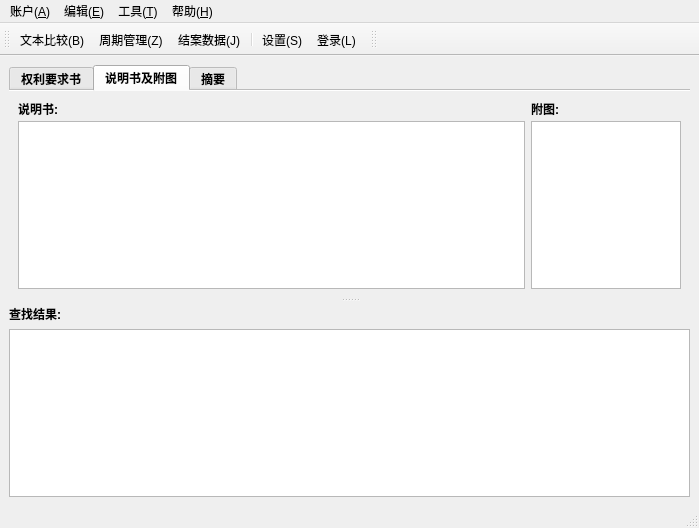
Qt form src/helper/UI/mainWindow.ui (chenyulue/helper) before a commit.
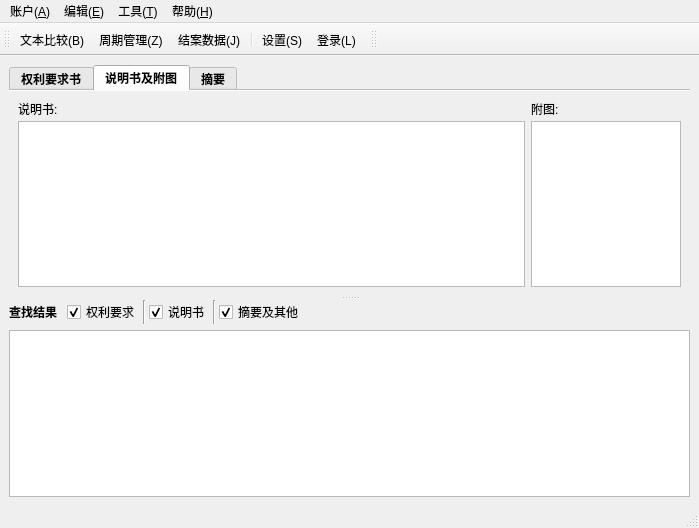
The same form after that commit. The open tabs and pages were chosen to show the change. Icons and pictures are not drawn.

```diff
--- a/src/helper/UI/mainWindow.ui
+++ b/src/helper/UI/mainWindow.ui
@@ -18,11 +18,20 @@
     <normaloff>:/icons/app_blue.ico</normaloff>:/icons/app_blue.ico</iconset>
   </property>
   <widget class="QWidget" name="centralwidget">
-   <layout class="QHBoxLayout" name="horizontalLayout_4">
+   <property name="sizePolicy">
+    <sizepolicy hsizetype="Preferred" vsizetype="Preferred">
+     <horstretch>1</horstretch>
+     <verstretch>1</verstretch>
+    </sizepolicy>
+   </property>
+   <layout class="QHBoxLayout" name="horizontalLayout_6">
     <item>
      <widget class="QSplitter" name="splitter">
-      <property name="midLineWidth">
-       <number>0</number>
+      <property name="sizePolicy">
+       <sizepolicy hsizetype="Preferred" vsizetype="Expanding">
+        <horstretch>1</horstretch>
+        <verstretch>1</verstretch>
+       </sizepolicy>
       </property>
       <property name="orientation">
        <enum>Qt::Vertical</enum>
@@ -38,6 +47,12 @@
          <strikeout>false</strikeout>
         </font>
        </property>
+       <property name="styleSheet">
+        <string notr="true">QTextEdit {
+    font-size: 12px;
+    line-height: 1.5;
+}</string>
+       </property>
        <property name="currentIndex">
         <number>0</number>
        </property>
@@ -94,6 +109,19 @@
                <height>16777215</height>
               </size>
              </property>
+             <property name="font">
+              <font>
+               <pointsize>10</pointsize>
+               <weight>50</weight>
+               <bold>false</bold>
+               <strikeout>false</strikeout>
+              </font>
+             </property>
+             <property name="styleSheet">
+              <string notr="true">QTextEdit {
+    font-size: 10pt;
+}</string>
+             </property>
             </widget>
            </item>
            <item row="0" column="0">
@@ -121,6 +149,19 @@
                <verstretch>1</verstretch>
               </sizepolicy>
              </property>
+             <property name="font">
+              <font>
+               <pointsize>10</pointsize>
+               <weight>50</weight>
+               <bold>false</bold>
+               <strikeout>false</strikeout>
+              </font>
+             </property>
+             <property name="styleSheet">
+              <string notr="true">QTextEdit {
+    font-size: 10pt;
+}</string>
+             </property>
             </widget>
            </item>
           </layout>
@@ -140,25 +181,137 @@
       </widget>
       <widget class="QWidget" name="layoutWidget">
        <layout class="QVBoxLayout" name="verticalLayout">
-        <property name="topMargin">
-         <number>3</number>
-        </property>
         <item>
-         <widget class="QLabel" name="label_3">
+         <layout class="QHBoxLayout" name="horizontalLayout_5">
+          <property name="spacing">
+           <number>10</number>
+          </property>
+          <item>
+           <widget class="QLabel" name="label_3">
+            <property name="font">
+             <font>
+              <weight>75</weight>
+              <bold>true</bold>
+             </font>
+            </property>
+            <property name="text">
+             <string>查找结果</string>
+            </property>
+           </widget>
+          </item>
+          <item>
+           <layout class="QHBoxLayout" name="horizontalLayout_4">
+            <property name="spacing">
+             <number>3</number>
+            </property>
+            <item>
+             <widget class="QCheckBox" name="claimCheckbox">
+              <property name="sizePolicy">
+               <sizepolicy hsizetype="Fixed" vsizetype="Fixed">
+                <horstretch>0</horstretch>
+                <verstretch>0</verstretch>
+               </sizepolicy>
+              </property>
+              <property name="focusPolicy">
+               <enum>Qt::NoFocus</enum>
+              </property>
+              <property name="text">
+               <string>权利要求</string>
+              </property>
+              <property name="checked">
+               <bool>true</bool>
+              </property>
+             </widget>
+            </item>
+            <item>
+             <widget class="Line" name="line">
+              <property name="orientation">
+               <enum>Qt::Vertical</enum>
+              </property>
+             </widget>
+            </item>
+            <item>
+             <widget class="QCheckBox" name="descriptionCheckbox">
+              <property name="sizePolicy">
+               <sizepolicy hsizetype="Fixed" vsizetype="Fixed">
+                <horstretch>0</horstretch>
+                <verstretch>0</verstretch>
+               </sizepolicy>
+              </property>
+              <property name="focusPolicy">
+               <enum>Qt::NoFocus</enum>
+              </property>
+              <property name="text">
+               <string>说明书</string>
+              </property>
+              <property name="checked">
+               <bool>true</bool>
+              </property>
+             </widget>
+            </item>
+            <item>
+             <widget class="Line" name="line_2">
+              <property name="orientation">
+               <enum>Qt::Vertical</enum>
+              </property>
+             </widget>
+            </item>
+            <item>
+             <widget class="QCheckBox" name="abstractCheckbox">
+              <property name="sizePolicy">
+               <sizepolicy hsizetype="Fixed" vsizetype="Fixed">
+                <horstretch>0</horstretch>
+                <verstretch>0</verstretch>
+               </sizepolicy>
+              </property>
+              <property name="focusPolicy">
+               <enum>Qt::NoFocus</enum>
+              </property>
+              <property name="text">
+               <string>摘要及其他</string>
+              </property>
+              <property name="checked">
+               <bool>true</bool>
+              </property>
+             </widget>
+            </item>
+            <item>
+             <spacer name="horizontalSpacer">
+              <property name="orientation">
+               <enum>Qt::Horizontal</enum>
+              </property>
+              <property name="sizeHint" stdset="0">
+               <size>
+                <width>40</width>
+                <height>20</height>
+               </size>
+              </property>
+             </spacer>
+            </item>
+           </layout>
+          </item>
+         </layout>
+        </item>
+        <item>
+         <widget class="QTextBrowser" name="resultText">
+          <property name="sizePolicy">
+           <sizepolicy hsizetype="Expanding" vsizetype="Expanding">
+            <horstretch>0</horstretch>
+            <verstretch>0</verstretch>
+           </sizepolicy>
+          </property>
           <property name="font">
            <font>
-            <weight>75</weight>
-            <bold>true</bold>
+            <pointsize>10</pointsize>
            </font>
           </property>
-          <property name="text">
-           <string>查找结果:</string>
+          <property name="styleSheet">
+           <string notr="true">QTextEdit {
+    font-size: 10pt;
+}</string>
           </property>
          </widget>
         </item>
-        <item>
-         <widget class="QTextBrowser" name="resultText"/>
-        </item>
        </layout>
       </widget>
      </widget>
```
Left out of the diff: 29 changed lines with no effect on the pictures.
